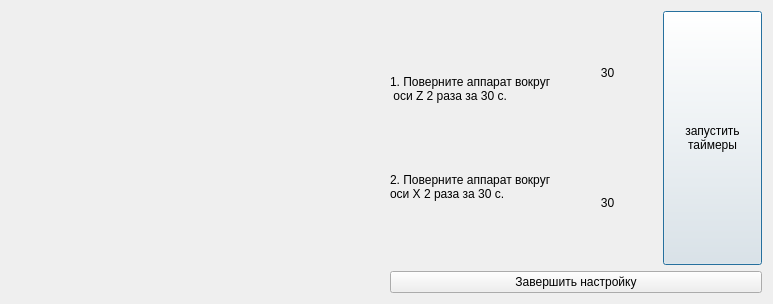
hydronautics-team/UMAS_GUI, file ui_utils/setupimu_start.ui: the form before one commit.
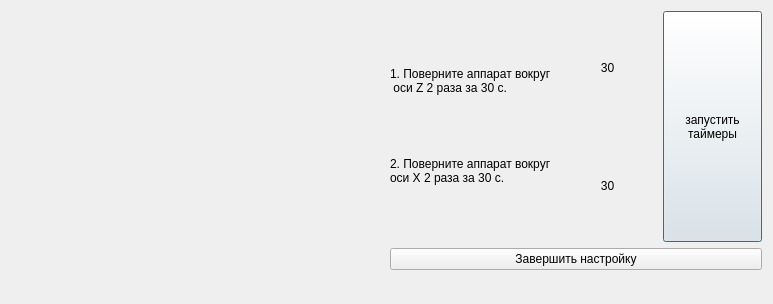
The form after the commit. Icons and pictures are not drawn.

Commit message: add_backend_for_setupIMU

```diff
--- a/ui_utils/setupimu_start.ui
+++ b/ui_utils/setupimu_start.ui
@@ -13,7 +13,9 @@
   <property name="windowTitle">
    <string>Инструкция настройки БСО</string>
   </property>
-  <layout class="QHBoxLayout" name="horizontalLayout_3" stretch="0,0">
+  <layout class="QVBoxLayout" name="verticalLayout_3" stretch="15,1">
+   <item>
+    <layout class="QHBoxLayout" name="horizontalLayout_2">
    <item>
     <widget class="QLabel" name="label">
      <property name="styleSheet">
@@ -150,6 +152,18 @@
       </widget>
      </item>
     </layout>
+     </item>
+    </layout>
+   </item>
+   <item>
+    <widget class="QLabel" name="SetupIMU_start_statusBar">
+     <property name="text">
+      <string/>
+     </property>
+     <property name="alignment">
+      <set>Qt::AlignLeading|Qt::AlignLeft|Qt::AlignVCenter</set>
+     </property>
+    </widget>
    </item>
   </layout>
  </widget>
```
Lines whose indentation alone changed are shown as unchanged. The commit also changes 20 other files.
